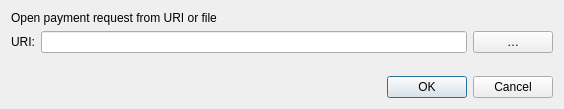
Qt form src/qt/forms/openuridialog.ui (navcoin/navcoin-core) before a commit.
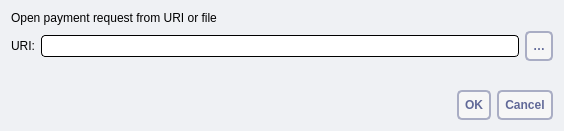
The same form after that commit. Custom widgets are drawn as their Qt base class.

Patch:
```diff
--- a/src/qt/forms/openuridialog.ui
+++ b/src/qt/forms/openuridialog.ui
@@ -7,12 +7,15 @@
     <x>0</x>
     <y>0</y>
     <width>564</width>
-    <height>109</height>
+    <height>131</height>
    </rect>
   </property>
   <property name="windowTitle">
    <string>Open URI</string>
   </property>
+  <property name="styleSheet">
+   <string notr="true">background: #eff1f4; border: 0</string>
+  </property>
   <layout class="QVBoxLayout" name="verticalLayout">
    <item>
     <widget class="QLabel" name="label_2">
@@ -31,13 +34,21 @@
       </widget>
      </item>
      <item>
-      <widget class="QValidatedLineEdit" name="uriEdit"/>
+      <widget class="QValidatedLineEdit" name="uriEdit">
+       <property name="styleSheet">
+        <string notr="true">background: #fff; border-radius: 4px; border: 1px solid #000; padding:2px
+</string>
+       </property>
+      </widget>
      </item>
      <item>
       <widget class="QPushButton" name="selectFileButton">
        <property name="toolTip">
         <string>Select payment request file</string>
        </property>
+       <property name="styleSheet">
+        <string notr="true"> background: #f6f6f6; border: 2px solid #a9adc4; border-radius: 5px; padding: 6px; text-transform: uppercase; color: #616998; font-weight: bold</string>
+       </property>
        <property name="text">
         <string notr="true">…</string>
        </property>
@@ -63,6 +74,9 @@
    </item>
    <item>
     <widget class="QDialogButtonBox" name="buttonBox">
+     <property name="styleSheet">
+      <string notr="true"> background: #f6f6f6; border: 2px solid #a9adc4; border-radius: 5px; padding: 6px; text-transform: uppercase; color: #616998; font-weight: bold</string>
+     </property>
      <property name="orientation">
       <enum>Qt::Horizontal</enum>
      </property>
```
